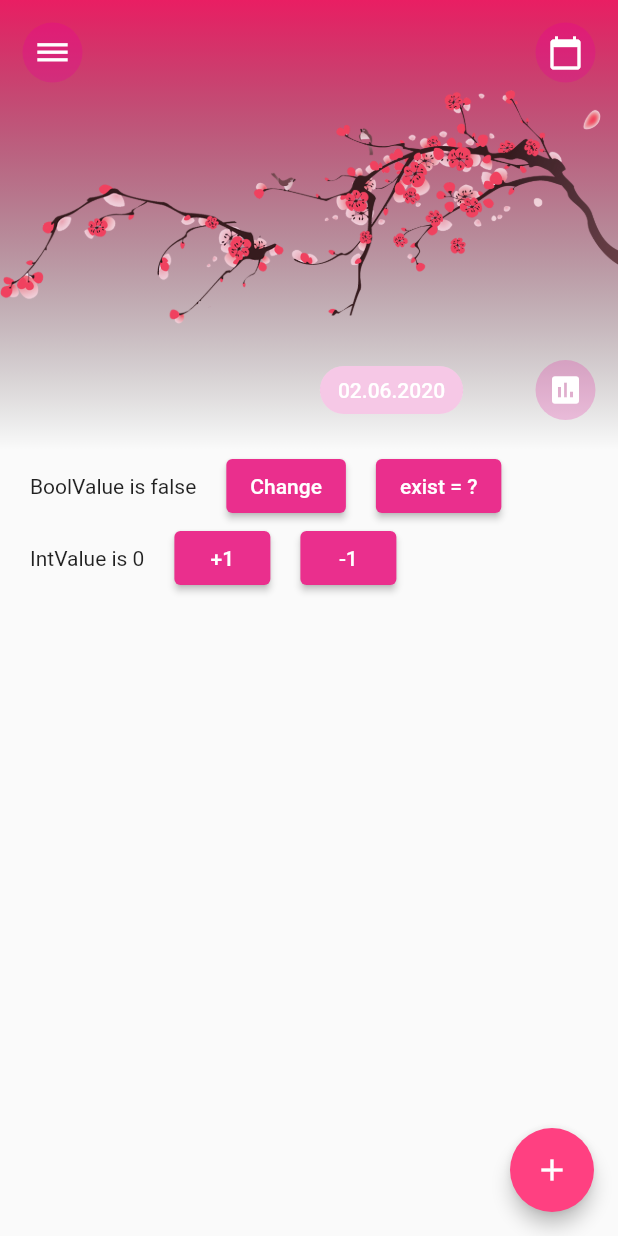
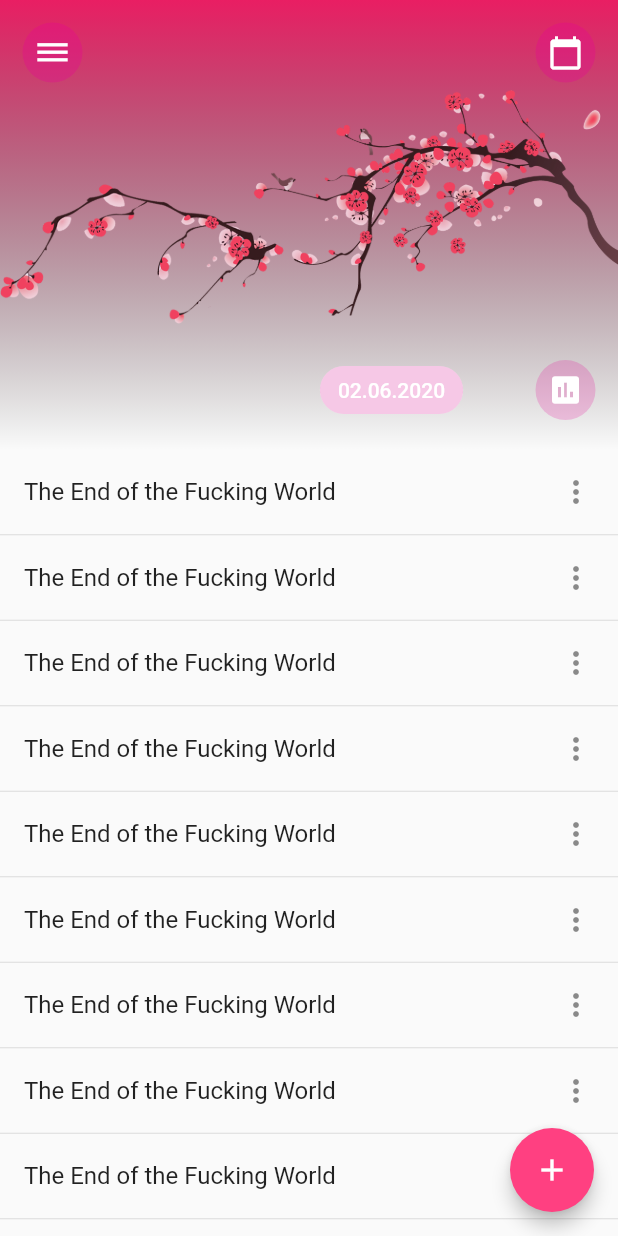
Before and after one commit to IDHaunter/affairs, a Flutter app: the screen it shows after launch, on a phone screen of 412 x 824 dp. Run offline on Flutter 3.47's test engine with Material 2 defaults, Android fonts, the phone set to English and light mode, and no system bars; our stand-ins replace get_it, google_fonts, shared_preferences; generated files the repository leaves out were written again; statements that could not run were skipped.

Commit message:
Let's make to do list

```diff
--- a/lib/app/pages/home_page.dart
+++ b/lib/app/pages/home_page.dart
@@ -1,11 +1,11 @@
 import 'package:affairs/app/widgets/top_bar.dart';
 import 'package:affairs/app/widgets/navigation_drawer.dart';
 import 'package:affairs/core/common_export.dart';
-
+import 'package:affairs/app/widgets/groups/groups_list.dart';
 //import 'package:affairs/tests/test_inherit.dart';
 //import 'package:affairs/tests/test_inherit_notifier.dart';
-import 'package:affairs/tests/test_change_notifier_provider.dart';
-import 'package:affairs/tests/test_shared_preferences.dart';
+//import 'package:affairs/tests/test_change_notifier_provider.dart';
+//import 'package:affairs/tests/test_shared_preferences.dart';
 
 class HomePage extends StatelessWidget {
   const HomePage({Key? key}) : super(key: key);
@@ -18,7 +18,9 @@
       body: Column(
         children: [
           TopBar(),
-          TestSharedPreferences(),
+          Expanded(
+              child: GroupListWidget()),
+          //TestSharedPreferences(),
           //Text(context.watch<String>()) - для обычного провайдера
           //SomeDataTest(),
           //TestInherit(),      //просто inherit - вниз по дереву
--- /dev/null
+++ b/lib/app/widgets/groups/groups_list.dart
@@ -0,0 +1,37 @@
+import 'package:flutter/material.dart';
+
+class GroupListWidget extends StatefulWidget {
+  const GroupListWidget({Key? key}) : super(key: key);
+
+  @override
+  State<GroupListWidget> createState() => _GroupListWidgetState();
+}
+
+class _GroupListWidgetState extends State<GroupListWidget> {
+  @override
+  Widget build(BuildContext context) {
+    return ListView.separated(
+        itemBuilder: (BuildContext context, int index) {
+          return GroupListRowWidget();
+        },
+        separatorBuilder: (BuildContext context, int index) {
+          return const Divider(
+            height: 1,
+          );
+        },
+        itemCount: 10);
+
+  }
+}
+
+class GroupListRowWidget extends StatelessWidget {
+  const GroupListRowWidget({Key? key}) : super(key: key);
+
+  @override
+  Widget build(BuildContext context) {
+    return const ListTile(
+      title: Text('The End of the Fucking World'),
+      trailing: Icon(Icons.more_vert),
+    );
+  }
+}
```
Also changed, not shown: lib/app/widgets/groups/groups_model.dart (added).
